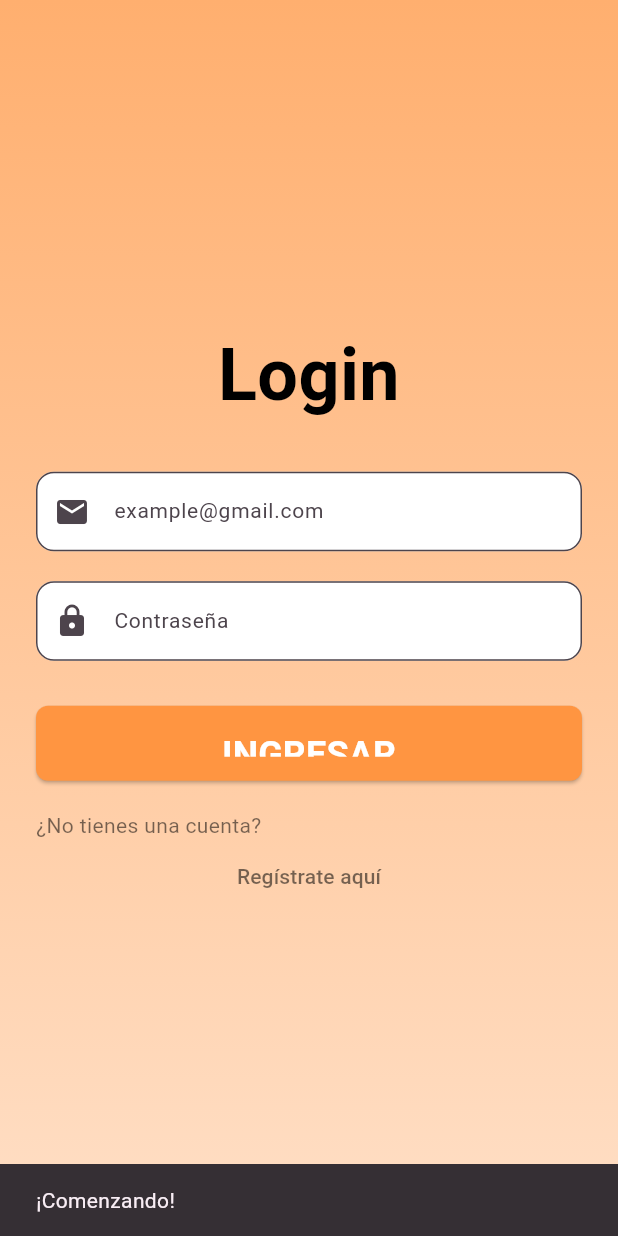
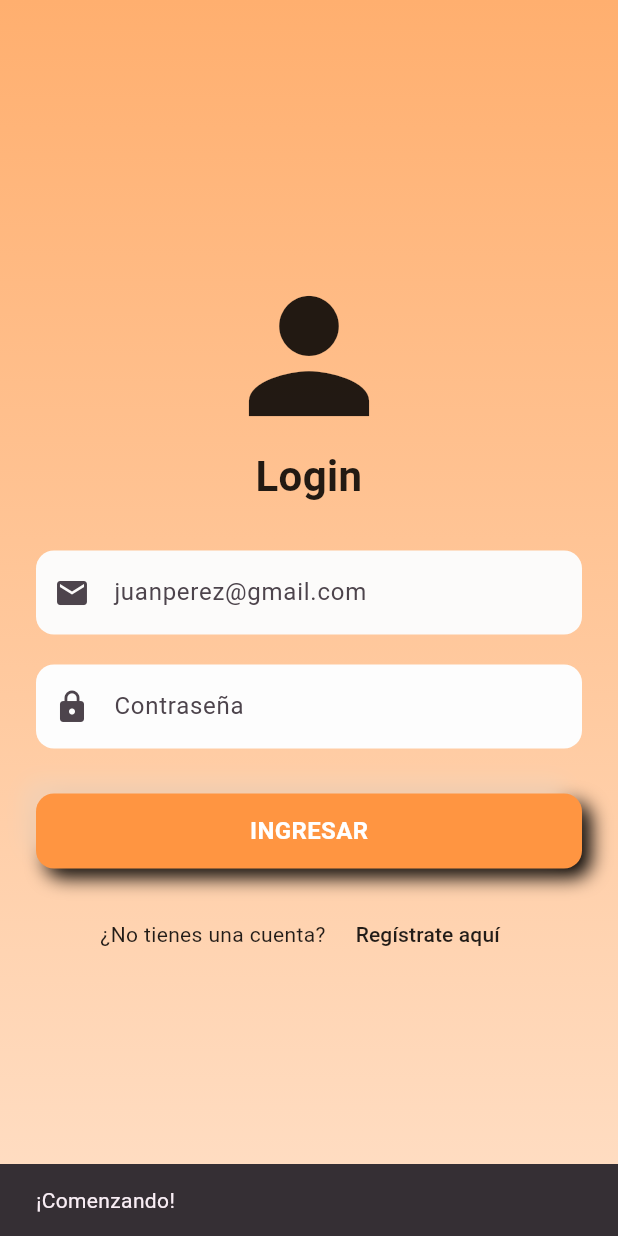
Before and after one commit to Mary291106/LexiFocus, a Flutter app: the StartScreen screen opened directly, after a tap on "COMENZAR", on a phone screen of 412 x 824 dp. Run offline on Flutter 3.47's test engine with Material 3 defaults, Android fonts, the phone set to English and light mode, and no system bars; our stand-ins replace cloud_firestore, firebase_auth, firebase_core, flutter_inset_box_shadow; accounts and stored records are empty; network calls fail; Roboto replaces fonts that are missing (OpenDyslexic, italic).

Commit message:
algunos cambios

```diff
--- a/lib/Componentes/login_page.dart
+++ b/lib/Componentes/login_page.dart
@@ -1,7 +1,9 @@
-import 'package:flutter/material.dart';
+//import 'package:flutter/material.dart';
+import 'package:flutter/material.dart' hide BoxDecoration, BoxShadow;
+import 'package:flutter_inset_box_shadow/flutter_inset_box_shadow.dart';
 import 'package:mi_app/app_styles.dart';
 import 'package:firebase_auth/firebase_auth.dart';
-//import 'package:firebase_core/firebase_core.dart';
+import 'package:firebase_core/firebase_core.dart';
 import 'registro.dart';
 import 'home.dart';
 
@@ -17,14 +19,19 @@ class _LoginPageState extends State<LoginPage> {
   final _formKey = GlobalKey<FormState>();
   final _emailController = TextEditingController();
   final _passwordController = TextEditingController();
+
   //Para iniciar sesión
   Future<void> _iniciarSesion() async {
     try {
       final String email = _emailController.text.trim();
       final String password = _passwordController.text.trim();
+      if (_formKey.currentState!.validate()) {
         UserCredential cred = await FirebaseAuth.instance
             .signInWithEmailAndPassword(email: email, password: password);
         print("el usuario es: ${cred.user!.uid}");
+      } else {
+        throw Exception("Por favor ingresa tu correo y contraseña");
+      }
     } catch (e) {
       print("Error: $e");
     }
@@ -36,17 +43,6 @@ class _LoginPageState extends State<LoginPage> {
     _passwordController.dispose();
     super.dispose();
   }
-
-  // Función para manejar el inicio de sesión
-  /*void _iniciarSesion() {
-    if (_formKey.currentState!.validate()) {
-      ScaffoldMessenger.of(context).showSnackBar(
-        SnackBar(
-          content: Text("Iniciando sesión con: ${_emailController.text}"),
-        ),
-      );
-    }
-  }*/
 
   // Construcción de la interfaz de usuario
   @override
@@ -71,26 +67,32 @@ class _LoginPageState extends State<LoginPage> {
               child: Column(
                 crossAxisAlignment: CrossAxisAlignment.stretch,
                 children: [
+                  Icon(Icons.person, size: 120),
                   const Text(
                     "Login",
-                    style: AppStyles.tituloPrincipal,
+                    style: TextStyle(
+                      fontSize: 28,
+                      fontWeight: FontWeight.bold,
+                      color: Colors.black87,
+                    ),
                     textAlign: TextAlign.center,
                   ),
                   const SizedBox(height: 30),
 
-                  // Campo Email
-                  TextFormField(
-                    style: AppStyles.textoGeneral,
+                  // Campo Email con neumorfismo
+                  Container(
+                    decoration: BoxDecoration(
+                      color: const Color.fromARGB(255, 252, 251, 250),
+                      borderRadius: BorderRadius.circular(12),
+                    ),
+                    child: TextFormField(
                       controller: _emailController,
                       keyboardType: TextInputType.emailAddress,
-                    decoration: InputDecoration(
-                      prefixIcon: const Icon(Icons.email),
-                      hintText: "example@gmail.com",
-                      filled: true,
-                      fillColor: Colors.white,
-                      border: OutlineInputBorder(
-                        borderRadius: BorderRadius.circular(12),
-                      ),
+                      decoration: const InputDecoration(
+                        prefixIcon: Icon(Icons.email),
+                        hintText: "juanperez@gmail.com",
+                        border: InputBorder.none,
+                        contentPadding: EdgeInsets.all(16),
                       ),
                       validator: (value) {
                         if (value == null || value.isEmpty) {
@@ -102,21 +104,23 @@ class _LoginPageState extends State<LoginPage> {
                         return null;
                       },
                     ),
+                  ),
                   const SizedBox(height: 20),
 
-                  // Campo Contraseña
-                  TextFormField(
+                  // Campo Contraseña con neumorfismo
+                  Container(
+                    decoration: BoxDecoration(
+                      color: const Color(0xFFFDFDFD),
+                      borderRadius: BorderRadius.circular(12),
+                    ),
+                    child: TextFormField(
                       controller: _passwordController,
                       obscureText: true,
-                    style: AppStyles.textoGeneral,
-                    decoration: InputDecoration(
-                      prefixIcon: const Icon(Icons.lock),
+                      decoration: const InputDecoration(
+                        prefixIcon: Icon(Icons.lock),
                         hintText: "Contraseña",
-                      filled: true,
-                      fillColor: Colors.white,
-                      border: OutlineInputBorder(
-                        borderRadius: BorderRadius.circular(12),
-                      ),
+                        border: InputBorder.none,
+                        contentPadding: EdgeInsets.all(16),
                       ),
                       validator: (value) {
                         if (value == null || value.isEmpty) {
@@ -128,36 +132,63 @@ class _LoginPageState extends State<LoginPage> {
                         return null;
                       },
                     ),
+                  ),
                   const SizedBox(height: 30),
 
-                  // Botón Ingresar
-                  SizedBox(
-                    width: double.infinity,
-                    height: 50,
-                    child: ElevatedButton(
-                      style: ElevatedButton.styleFrom(
-                        backgroundColor: const Color(0xFFFF9541),
-                        padding: const EdgeInsets.symmetric(vertical: 16),
-                        shape: RoundedRectangleBorder(
-                          borderRadius: BorderRadius.circular(8),
-                        ),
-                      ),
-                      onPressed: () {
+                  // Botón Ingresar con neumorfismo
+                  GestureDetector(
+                    onTap: () {
+                      if (_formKey.currentState!.validate()) {
                         Navigator.push(
                           context,
                           MaterialPageRoute(
                             builder: (context) => const HomePage(),
                           ),
                         );
+                      }
                     },
-                      //onPressed: _iniciarSesion,
-                      child: const Text("INGRESAR", style: AppStyles.boton),
+                    child: Container(
+                      height: 50,
+                      decoration: BoxDecoration(
+                        color: const Color(0xFFFF9541),
+                        borderRadius: BorderRadius.circular(12),
+                        boxShadow: [
+                          BoxShadow(
+                            //color: const Color.fromARGB(255, 243, 185, 138),
+                            offset: const Offset(6, 6),
+                            blurRadius: 10,
+                          ),
+                          const BoxShadow(
+                            color: Color.fromARGB(255, 245, 208, 178),
+                            offset: Offset(-9, -9),
+                            blurRadius: 10,
+                          ),
+                        ],
+                      ),
+                      child: const Center(
+                        child: Text(
+                          "INGRESAR",
+                          style: TextStyle(
+                            fontWeight: FontWeight.bold,
+                            color: Colors.white,
+                            fontSize: 16,
                           ),
                         ),
-                  // Enlace para registrarse
+                      ),
+                    ),
+                  ),
+
                   const SizedBox(height: 20),
-                  Text("¿No tienes una cuenta?", style: AppStyles.textoGeneral),
-
+                  Row(
+                    mainAxisAlignment: MainAxisAlignment.center,
+                    children: [
+                      const Text(
+                        "¿No tienes una cuenta?",
+                        style: TextStyle(fontSize: 14, color: Colors.black87),
+                      ),
+                      const SizedBox(
+                        width: 8,
+                      ), // Espacio entre el texto y el botón
                       TextButton(
                         onPressed: () async {
                           if (_formKey.currentState!.validate()) {
@@ -179,8 +210,10 @@ class _LoginPageState extends State<LoginPage> {
                         },
                         child: const Text(
                           "Regístrate aquí",
-                      style: AppStyles.textoGeneral,
+                          style: TextStyle(fontSize: 14, color: Colors.black87),
                         ),
+                      ),
+                    ],
                   ),
                 ],
               ),
--- /dev/null
+++ b/lib/Componentes/responsivo.dart
@@ -0,0 +1,20 @@
+import 'package:flutter/material.dart';
+
+//clase para manejar lo responsivo en diferentes tamaños de pantalla
+class Responsivo {
+  final BoxConstraints constraints;
+  final MediaQueryData mediaQuery;
+
+  Responsivo({required this.constraints, required this.mediaQuery});
+
+  bool get isMobile => constraints.maxWidth < 600;
+  bool get isTablet =>
+      constraints.maxWidth >= 600 && constraints.maxWidth < 1200;
+  bool get isDesktop => constraints.maxWidth >= 1200;
+
+  T getValue<T>({required T mobile, required T tablet, required T desktop}) {
+    if (isMobile) return mobile;
+    if (isTablet) return tablet;
+    return desktop;
+  }
+}
--- a/pubspec.yaml
+++ b/pubspec.yaml
@@ -31,13 +31,14 @@ dependencies:
   flutter:
     sdk: flutter
   http: 1.6.0
-  google_fonts: ^6.2.1
+  google_fonts: ^8.2.0
   # The following adds the Cupertino Icons font to your application.
   # Use with the CupertinoIcons class for iOS style icons.
   cupertino_icons: ^1.0.8
   firebase_core: ^4.11.0
   cloud_firestore: ^6.6.0
   firebase_auth: ^6.5.4
+  flutter_inset_box_shadow: ^1.0.8
 
 dev_dependencies:
   flutter_test:
@@ -49,6 +50,7 @@ dev_dependencies:
   # package. See that file for information about deactivating specific lint
   # rules and activating additional ones.
   flutter_lints: ^6.0.0
+
 
 # For information on the generic Dart part of this file, see the
 # following page: https://dart.dev/tools/pub/pubspec
@@ -63,6 +65,7 @@ flutter:
   uses-material-design: true
   assets:
     - assets/
+    - assets/textures/
   # To add assets to your application, add an assets section, like this:
   # assets:
   #   - images/a_dot_burr.jpeg
```
Also changed, not shown: lib/Componentes/home.dart (+26 -9 lines), lib/Componentes/pantalla-carga.dart (+24 -4 lines), lib/Componentes/perfil.dart (added, +76 -0 lines), lib/Componentes/registro.dart (+4 -3 lines), lib/Componentes/relacion.dart (added, +59 -0 lines), lib/main.dart (+5 -4 lines), assets/textures/aaa.jpg (added), pubspec.lock. Lines whose indentation alone changed are shown as unchanged.
